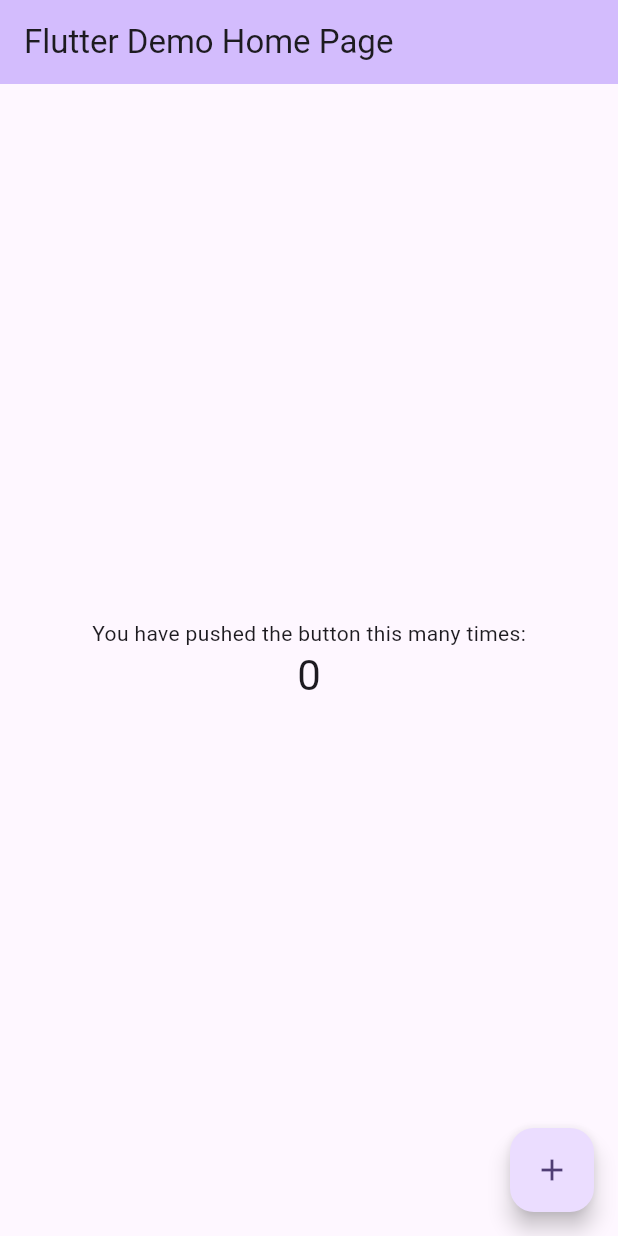
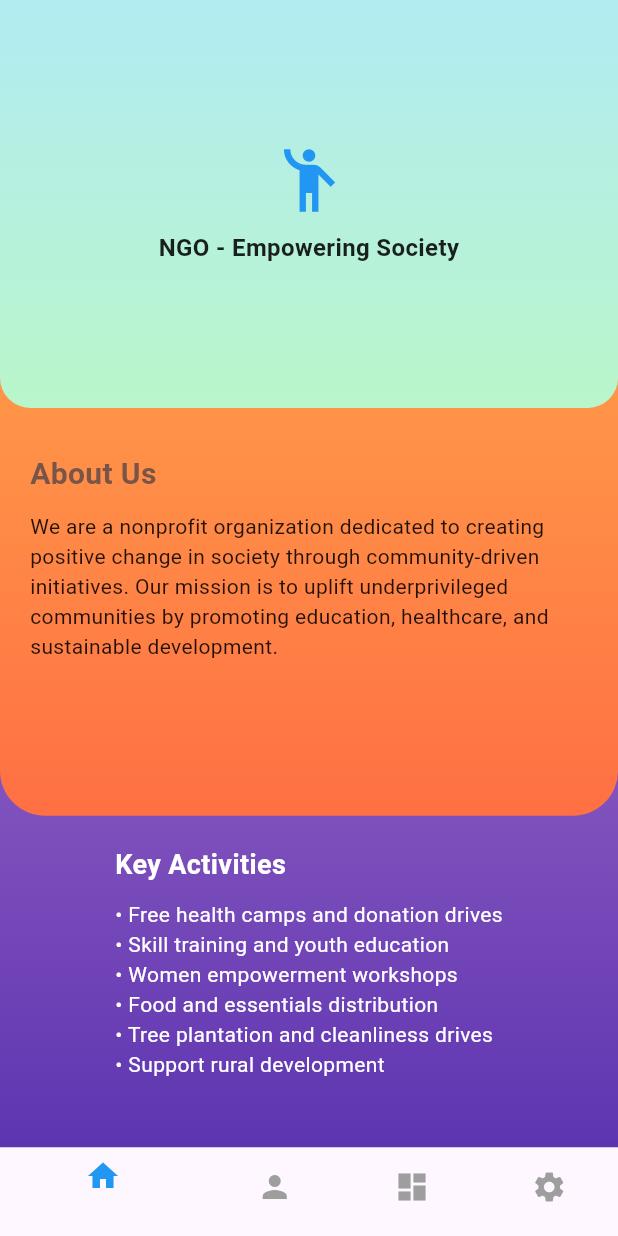
Before and after one commit to mandar2701/NGO-App, a Flutter app: the screen it shows after launch, on a phone screen of 412 x 824 dp. Run offline on Flutter 3.47's test engine with Material 3 defaults, Android fonts, the light colour scheme and no system bars.

Commit message:
Created home_screen.dart

```diff
--- a/lib/main.dart
+++ b/lib/main.dart
@@ -1,122 +1,25 @@
 import 'package:flutter/material.dart';
+import 'pages/home_screen.dart';
 
 void main() {
+  WidgetsFlutterBinding.ensureInitialized();
   runApp(const MyApp());
 }
 
-class MyApp extends StatelessWidget {
+class MyApp extends StatefulWidget {
   const MyApp({super.key});
 
-  // This widget is the root of your application.
+  @override
+  State<MyApp> createState() => _MyAppState();
+}
+
+class _MyAppState extends State<MyApp> {
   @override
   Widget build(BuildContext context) {
     return MaterialApp(
-      title: 'Flutter Demo',
-      theme: ThemeData(
-        // This is the theme of your application.
-        //
-        // TRY THIS: Try running your application with "flutter run". You'll see
-        // the application has a purple toolbar. Then, without quitting the app,
-        // try changing the seedColor in the colorScheme below to Colors.green
-        // and then invoke "hot reload" (save your changes or press the "hot
-        // reload" button in a Flutter-supported IDE, or press "r" if you used
-        // the command line to start the app).
-        //
-        // Notice that the counter didn't reset back to zero; the application
-        // state is not lost during the reload. To reset the state, use hot
-        // restart instead.
-        //
-        // This works for code too, not just values: Most code changes can be
-        // tested with just a hot reload.
-        colorScheme: ColorScheme.fromSeed(seedColor: Colors.deepPurple),
-      ),
-      home: const MyHomePage(title: 'Flutter Demo Home Page'),
+      debugShowCheckedModeBanner: false,
+
+      home: const NGOScreen(),
     );
   }
 }
-
-class MyHomePage extends StatefulWidget {
-  const MyHomePage({super.key, required this.title});
-
-  // This widget is the home page of your application. It is stateful, meaning
-  // that it has a State object (defined below) that contains fields that affect
-  // how it looks.
-
-  // This class is the configuration for the state. It holds the values (in this
-  // case the title) provided by the parent (in this case the App widget) and
-  // used by the build method of the State. Fields in a Widget subclass are
-  // always marked "final".
-
-  final String title;
-
-  @override
-  State<MyHomePage> createState() => _MyHomePageState();
-}
-
-class _MyHomePageState extends State<MyHomePage> {
-  int _counter = 0;
-
-  void _incrementCounter() {
-    setState(() {
-      // This call to setState tells the Flutter framework that something has
-      // changed in this State, which causes it to rerun the build method below
-      // so that the display can reflect the updated values. If we changed
-      // _counter without calling setState(), then the build method would not be
-      // called again, and so nothing would appear to happen.
-      _counter++;
-    });
-  }
-
-  @override
-  Widget build(BuildContext context) {
-    // This method is rerun every time setState is called, for instance as done
-    // by the _incrementCounter method above.
-    //
-    // The Flutter framework has been optimized to make rerunning build methods
-    // fast, so that you can just rebuild anything that needs updating rather
-    // than having to individually change instances of widgets.
-    return Scaffold(
-      appBar: AppBar(
-        // TRY THIS: Try changing the color here to a specific color (to
-        // Colors.amber, perhaps?) and trigger a hot reload to see the AppBar
-        // change color while the other colors stay the same.
-        backgroundColor: Theme.of(context).colorScheme.inversePrimary,
-        // Here we take the value from the MyHomePage object that was created by
-        // the App.build method, and use it to set our appbar title.
-        title: Text(widget.title),
-      ),
-      body: Center(
-        // Center is a layout widget. It takes a single child and positions it
-        // in the middle of the parent.
-        child: Column(
-          // Column is also a layout widget. It takes a list of children and
-          // arranges them vertically. By default, it sizes itself to fit its
-          // children horizontally, and tries to be as tall as its parent.
-          //
-          // Column has various properties to control how it sizes itself and
-          // how it positions its children. Here we use mainAxisAlignment to
-          // center the children vertically; the main axis here is the vertical
-          // axis because Columns are vertical (the cross axis would be
-          // horizontal).
-          //
-          // TRY THIS: Invoke "debug painting" (choose the "Toggle Debug Paint"
-          // action in the IDE, or press "p" in the console), to see the
-          // wireframe for each widget.
-          mainAxisAlignment: MainAxisAlignment.center,
-          children: <Widget>[
-            const Text('You have pushed the button this many times:'),
-            Text(
-              '$_counter',
-              style: Theme.of(context).textTheme.headlineMedium,
-            ),
-          ],
-        ),
-      ),
-      floatingActionButton: FloatingActionButton(
-        onPressed: _incrementCounter,
-        tooltip: 'Increment',
-        child: const Icon(Icons.add),
-      ), // This trailing comma makes auto-formatting nicer for build methods.
-    );
-  }
-}
--- /dev/null
+++ b/lib/pages/home_screen.dart
@@ -0,0 +1,166 @@
+import 'package:flutter/material.dart';
+
+class NGOScreen extends StatelessWidget {
+  const NGOScreen({super.key});
+
+  @override
+  Widget build(BuildContext context) {
+    final screenHeight = MediaQuery.of(context).size.height;
+
+    return Scaffold(
+      bottomNavigationBar: BottomNavigationBar(
+        currentIndex: 0,
+        selectedItemColor: Colors.blue,
+        unselectedItemColor: Colors.grey,
+        items: const [
+          BottomNavigationBarItem(icon: Icon(Icons.home), label: ''),
+          BottomNavigationBarItem(icon: Icon(Icons.person), label: ''),
+          BottomNavigationBarItem(icon: Icon(Icons.dashboard), label: ''),
+          BottomNavigationBarItem(icon: Icon(Icons.settings), label: ''),
+        ],
+      ),
+      body: Container(
+        height: screenHeight,
+        width: double.infinity,
+        decoration: BoxDecoration(
+          gradient: LinearGradient(
+            colors: [Colors.purple.shade200, Colors.deepPurple.shade600],
+            begin: Alignment.topCenter,
+            end: Alignment.bottomCenter,
+          ),
+        ),
+        child: Column(
+          children: [
+            // Orange Container (75% of screen height)
+            Container(
+              height: screenHeight * 0.66,
+              width: double.infinity,
+              decoration: BoxDecoration(
+                gradient: LinearGradient(
+                  colors: [Colors.orange.shade300, Colors.deepOrange.shade400],
+                  begin: Alignment.topCenter,
+                  end: Alignment.bottomCenter,
+                ),
+                borderRadius: const BorderRadius.vertical(
+                  bottom: Radius.circular(30),
+                ),
+              ),
+              child: Column(
+                children: [
+                  // Blue-Green Container (33% of orange height)
+                  Container(
+                    height: screenHeight * 0.33,
+                    width: double.infinity,
+                    padding: const EdgeInsets.all(20),
+                    decoration: const BoxDecoration(
+                      gradient: LinearGradient(
+                        colors: [Color(0xFFB2EBF2), Color(0xFFB9F6CA)],
+                        begin: Alignment.topCenter,
+                        end: Alignment.bottomCenter,
+                      ),
+                      borderRadius: BorderRadius.vertical(
+                        bottom: Radius.circular(20),
+                      ),
+                    ),
+                    child: Column(
+                      mainAxisAlignment: MainAxisAlignment.center,
+                      children: const [
+                        Icon(Icons.emoji_people, size: 50, color: Colors.blue),
+                        SizedBox(height: 8),
+                        Text(
+                          'NGO - Empowering Society',
+                          textAlign: TextAlign.center,
+                          style: TextStyle(
+                            fontSize: 16,
+                            fontWeight: FontWeight.bold,
+                            color: Colors.black87,
+                          ),
+                        ),
+                      ],
+                    ),
+                  ),
+
+                  // Remaining orange content
+                  Expanded(
+                    child: Padding(
+                      padding: const EdgeInsets.all(20),
+                      child: SingleChildScrollView(
+                        child: Column(
+                          crossAxisAlignment: CrossAxisAlignment.start,
+                          children: const [
+                            SizedBox(height: 10),
+                            Text(
+                              'About Us',
+                              style: TextStyle(
+                                fontSize: 20,
+                                fontWeight: FontWeight.bold,
+                                color: Colors.brown,
+                              ),
+                            ),
+                            SizedBox(height: 10),
+                            Text(
+                              'We are a nonprofit organization dedicated to creating positive change in society through community-driven initiatives. Our mission is to uplift underprivileged communities by promoting education, healthcare, and sustainable development.',
+                              style: TextStyle(
+                                fontSize: 14,
+                                color: Colors.black87,
+                              ),
+                            ),
+                          ],
+                        ),
+                      ),
+                    ),
+                  ),
+                ],
+              ),
+            ),
+
+            // Remaining Purple Section (bottom)
+            Expanded(
+              child: Padding(
+                padding: const EdgeInsets.all(20),
+                child: Column(
+                  crossAxisAlignment: CrossAxisAlignment.start,
+                  children: const [
+                    Text(
+                      'Key Activities',
+                      style: TextStyle(
+                        fontSize: 18,
+                        fontWeight: FontWeight.bold,
+                        color: Colors.white,
+                      ),
+                    ),
+                    SizedBox(height: 10),
+                    Text(
+                      '• Free health camps and donation drives',
+                      style: TextStyle(color: Colors.white),
+                    ),
+                    Text(
+                      '• Skill training and youth education',
+                      style: TextStyle(color: Colors.white),
+                    ),
+                    Text(
+                      '• Women empowerment workshops',
+                      style: TextStyle(color: Colors.white),
+                    ),
+                    Text(
+                      '• Food and essentials distribution',
+                      style: TextStyle(color: Colors.white),
+                    ),
+                    Text(
+                      '• Tree plantation and cleanliness drives',
+                      style: TextStyle(color: Colors.white),
+                    ),
+                    Text(
+                      '• Support rural development',
+                      style: TextStyle(color: Colors.white),
+                    ),
+                  ],
+                ),
+              ),
+            ),
+          ],
+        ),
+      ),
+    );
+  }
+}
```
